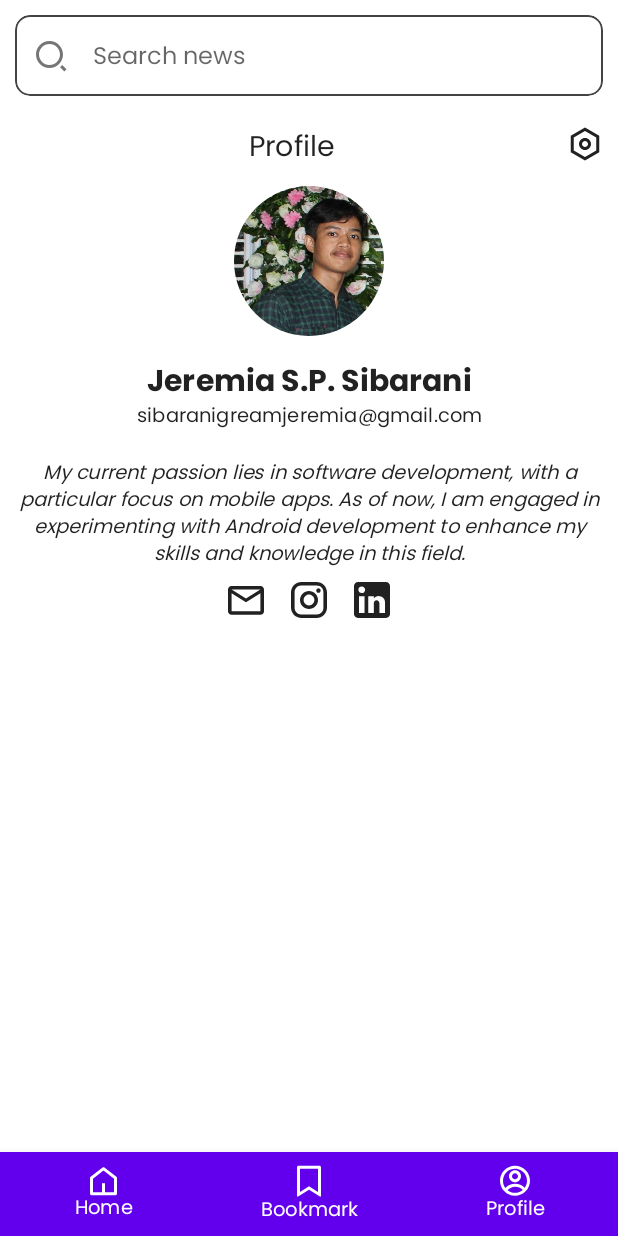
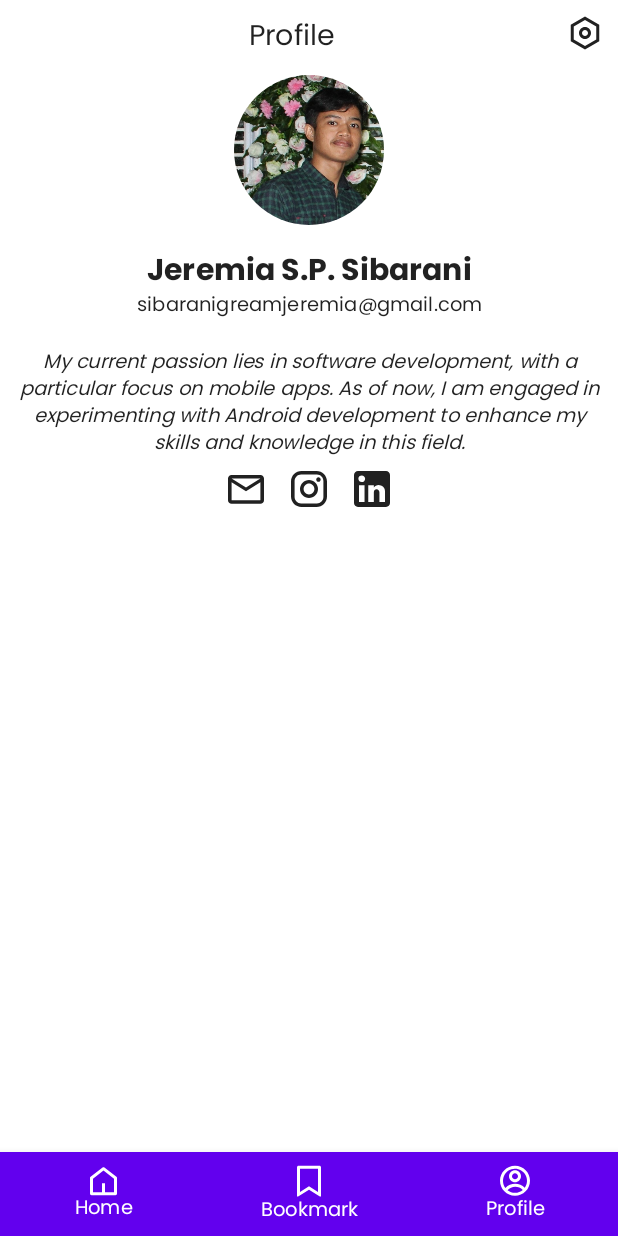
Before and after one commit to jeremiasibarani/ComposeNewsApp, an Android app built with Jetpack Compose: the screen it shows after launch (MainActivity), item 3 of the bottom bar chosen, on a phone screen of 412 x 824 dp. Run offline under Robolectric (Android 15) with nearby library versions, the phone set to English and light mode, and no system bars; network calls fail.

Commit message:
added search news functionality

```diff
--- a/app/src/main/AndroidManifest.xml
+++ b/app/src/main/AndroidManifest.xml
@@ -17,7 +17,6 @@
             android:name=".MainActivity"
             android:exported="true"
             android:label="@string/app_name"
-            android:windowSoftInputMode="adjustResize"
             android:theme="@style/Theme.NewsApp">
             <intent-filter>
                 <action android:name="android.intent.action.MAIN" />
--- a/app/src/main/java/com/example/newsapp/MainActivity.kt
+++ b/app/src/main/java/com/example/newsapp/MainActivity.kt
@@ -55,15 +55,6 @@ fun NewsApp() {
 
     NewsAppTheme {
         Scaffold(
-            topBar = {
-                SearchBar(
-                    placeHolderText = "Search news",
-                    iconLeading = R.drawable.search_icon,
-                    onSearchClicked = {query ->
-                        Toast.makeText(context, query, Toast.LENGTH_SHORT).show()
-                    }
-                )
-            },
             bottomBar = {
                 BottomBar(
                     navController = navController
--- a/app/src/main/java/com/example/newsapp/NewsViewModel.kt
+++ b/app/src/main/java/com/example/newsapp/NewsViewModel.kt
@@ -12,9 +12,19 @@ class NewsViewModel(
     private val newsRepository: NewsRepository
 ) : ViewModel() {
 
-//    private val _uiState : MutableStateFlow<UiState<SearchNewsResponse>> = MutableStateFlow(UiState.Loading)
-//    val uiState : StateFlow<UiState<SearchNewsResponse>> get() = _uiState
+    init{
+        getNews()
+    }
 
-    fun getNews(keyword : String = "Apple") = newsRepository.getNews(keyword)
+    private val _uiState : MutableStateFlow<UiState<SearchNewsResponse>> = MutableStateFlow(UiState.Loading)
+    val uiState : StateFlow<UiState<SearchNewsResponse>> get() = _uiState
+
+    fun getNews(keyword : String = "Apple") {
+        viewModelScope.launch {
+            newsRepository.getNews(keyword).collect { result ->
+                _uiState.value = result
+            }
+        }
+    }
 
 }
--- a/app/src/main/java/com/example/newsapp/ui/screen/Home.kt
+++ b/app/src/main/java/com/example/newsapp/ui/screen/Home.kt
@@ -1,12 +1,10 @@
 package com.example.newsapp.ui.screen
 
 import android.widget.Toast
-import androidx.compose.foundation.layout.Box
-import androidx.compose.foundation.layout.PaddingValues
-import androidx.compose.foundation.layout.fillMaxSize
-import androidx.compose.foundation.layout.padding
+import androidx.compose.foundation.layout.*
 import androidx.compose.foundation.lazy.LazyColumn
 import androidx.compose.foundation.lazy.items
+import androidx.compose.material.CircularProgressIndicator
 import androidx.compose.material.MaterialTheme
 import androidx.compose.runtime.Composable
 import androidx.compose.runtime.collectAsState
@@ -19,9 +17,12 @@ import com.example.newsapp.NewsViewModel
 import com.example.newsapp.model.network.News
 import com.example.newsapp.ui.component.NewsCard
 import androidx.lifecycle.viewmodel.compose.viewModel
+import com.example.newsapp.R
 import com.example.newsapp.ViewModelFactory
 import com.example.newsapp.di.Injector
 import com.example.newsapp.ui.common.UiState
+import com.example.newsapp.ui.component.SearchBar
+import com.example.newsapp.ui.theme.NewsAppTheme
 
 @Composable
 fun HomeScreen(
@@ -30,15 +31,36 @@ fun HomeScreen(
         factory = ViewModelFactory.getInstance(Injector.provideNewsRepository())
     )
 ){
+    val context = LocalContext.current
+    //Todo(handle loading and error state of the call)
+    Column(
+        modifier = modifier
+    ){
+        SearchBar(
+            placeHolderText = "Search news",
+            iconLeading = R.drawable.search_icon,
+            onSearchClicked = {query ->
+                viewModel.getNews(query)
+            }
+        )
 
-    //Todo(handle loading and error state of the call)
-    viewModel.getNews().collectAsState(initial = UiState.Loading).value.let{uiState ->
+        viewModel.uiState.collectAsState(initial = UiState.Loading).value.let{uiState ->
             when(uiState){
                 is UiState.Loading -> {
-                Toast.makeText(LocalContext.current, "is loading", Toast.LENGTH_SHORT).show()
+                    Box(
+                        modifier = Modifier
+                            .fillMaxWidth()
+                            .weight(1f)
+                    ){
+                        CircularProgressIndicator(
+                            modifier = Modifier
+                                .align(Alignment.Center)
+                        )
+                    }
+
                 }
                 is UiState.Error -> {
-                Toast.makeText(LocalContext.current, uiState.errorMessage, Toast.LENGTH_SHORT).show()
+                    Toast.makeText(context, uiState.errorMessage, Toast.LENGTH_SHORT).show()
                 }
                 is UiState.Success -> {
                     NewsList(
@@ -50,17 +72,16 @@ fun HomeScreen(
         }
     }
 
+}
+
 @Composable
 fun NewsList(
     modifier: Modifier = Modifier,
     data : List<News>
 ) {
-    Box(
-        modifier = modifier,
-        contentAlignment = Alignment.TopCenter
-    ){
     LazyColumn(
-            contentPadding = PaddingValues(10.dp)
+        contentPadding = PaddingValues(10.dp),
+        modifier = modifier
     ){
         items(data){news ->
             NewsCard(
@@ -71,12 +92,11 @@ fun NewsList(
         }
     }
 }
-}
 
 @Preview(showBackground = true)
 @Composable
 fun HomeScreenPrev() {
-    MaterialTheme {
-
+    NewsAppTheme {
+        //HomeScreen()
     }
 }
--- a/app/src/main/java/com/example/newsapp/ui/theme/Theme.kt
+++ b/app/src/main/java/com/example/newsapp/ui/theme/Theme.kt
@@ -8,10 +8,9 @@ import androidx.compose.runtime.Composable
 import androidx.compose.ui.graphics.Color
 
 private val DarkColorPalette = darkColors(
-    primary = Color.White,
+    primary = Purple200,
     primaryVariant = Purple700,
     secondary = Teal200,
-    onPrimary = LightBlue,
 )
 
 private val LightColorPalette = lightColors(
```
Lines whose indentation alone changed are shown as unchanged.
